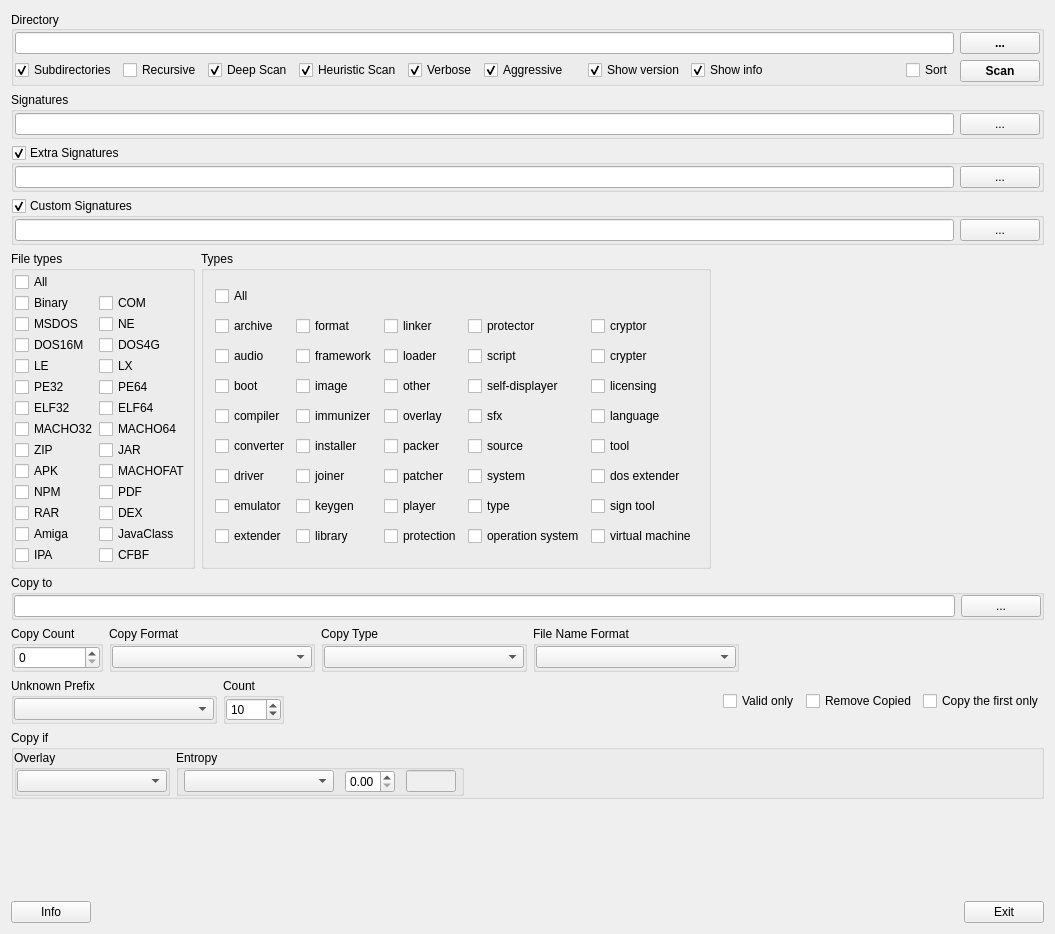
This is gui_source/guimainwindow.ui in horsicq/DIE-sort as Qt 5 draws it before an edit. The edited form follows.
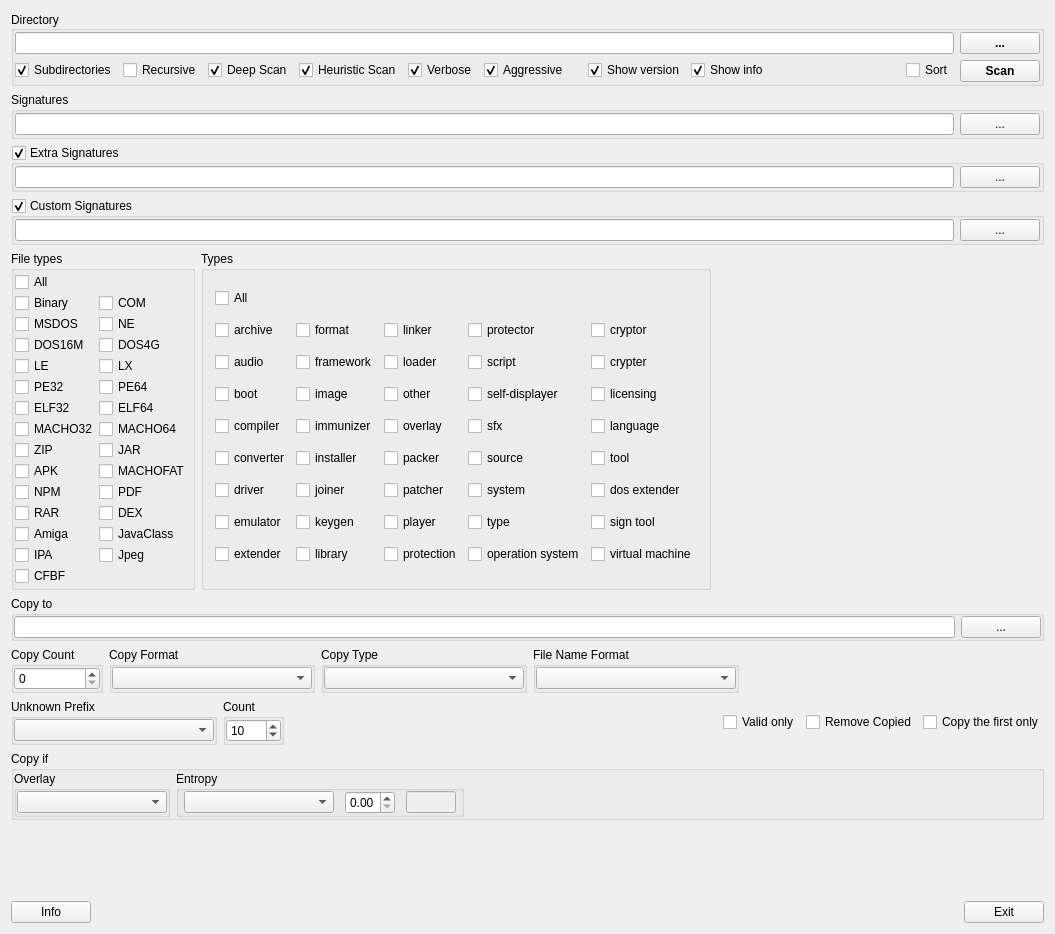
This is the edited form.

Patch:
```diff
--- a/gui_source/guimainwindow.ui
+++ b/gui_source/guimainwindow.ui
@@ -503,6 +503,13 @@
            </property>
           </widget>
          </item>
+         <item row="13" column="1">
+          <widget class="QCheckBox" name="checkBoxJpeg">
+           <property name="text">
+            <string>Jpeg</string>
+           </property>
+          </widget>
+         </item>
          <item row="13" column="0">
           <widget class="QCheckBox" name="checkBoxIPA">
            <property name="text">
@@ -510,7 +517,7 @@
            </property>
           </widget>
          </item>
-         <item row="13" column="1">
+         <item row="14" column="0">
           <widget class="QCheckBox" name="checkBoxCFBF">
            <property name="text">
             <string>CFBF</string>
```
Left out of the diff: 20 changed lines with no effect on the pictures.
